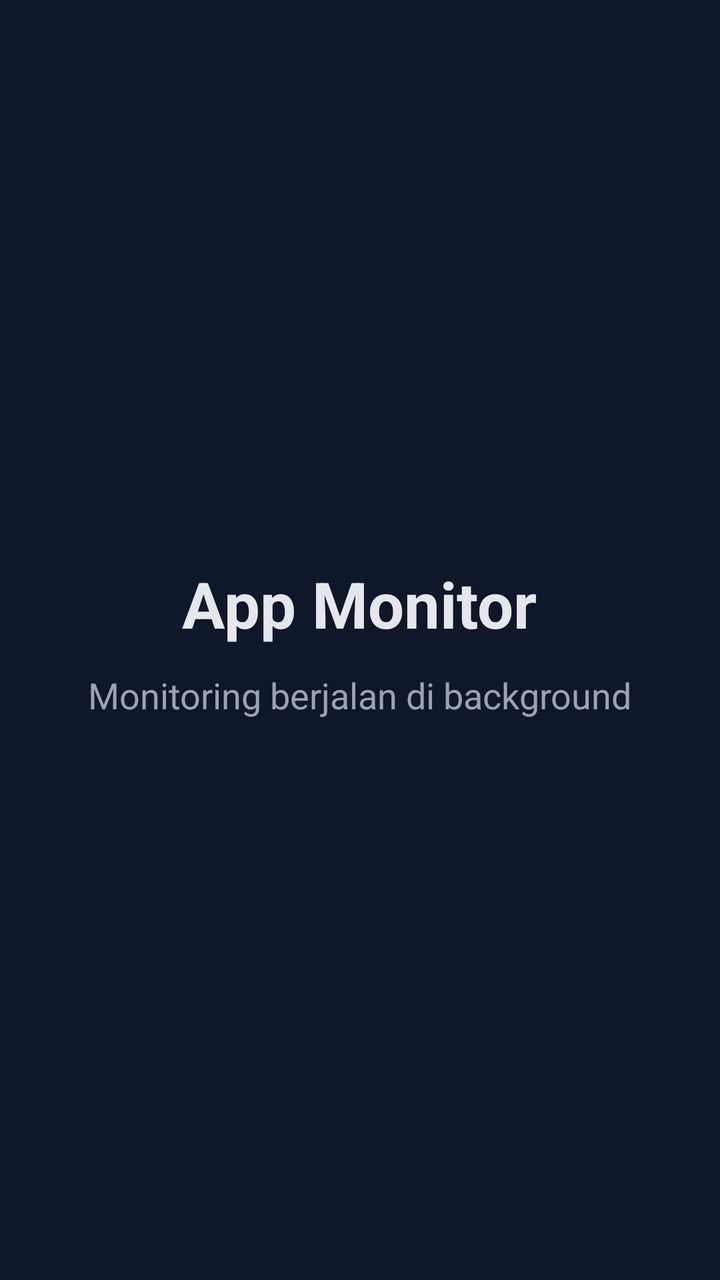
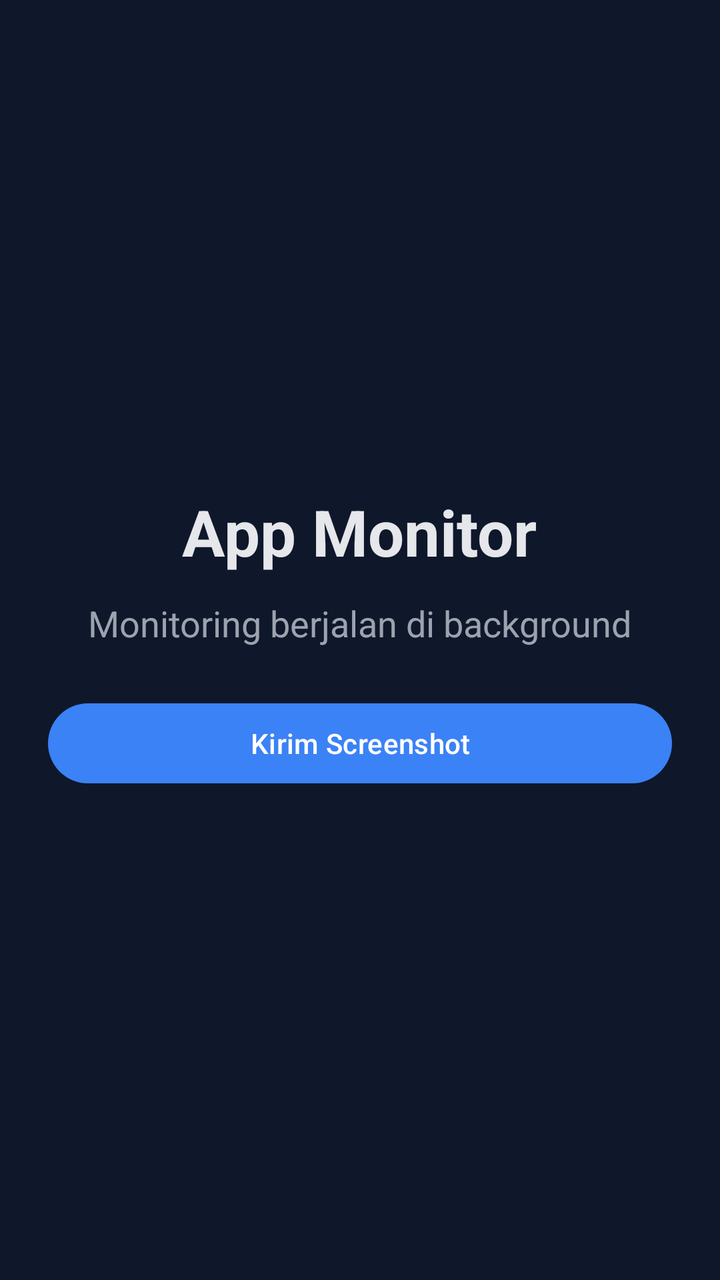

Compare the two renders of this Android layout. The source of the first and the diff that turns it into the second are given below.
<!-- AndroidManifest.xml: application theme Theme.AppMonitor -->
<!-- res/layout/activity_main.xml -->
<?xml version="1.0" encoding="utf-8"?>
<LinearLayout xmlns:android="http://schemas.android.com/apk/res/android"
    android:layout_width="match_parent"
    android:layout_height="match_parent"
    android:background="#0f172a"
    android:gravity="center"
    android:orientation="vertical"
    android:padding="24dp">

    <TextView
        android:layout_width="wrap_content"
        android:layout_height="wrap_content"
        android:text="App Monitor"
        android:textColor="#e5e7eb"
        android:textSize="32sp"
        android:textStyle="bold" />

    <TextView
        android:layout_width="wrap_content"
        android:layout_height="wrap_content"
        android:layout_marginTop="12dp"
        android:text="Monitoring berjalan di background"
        android:textColor="#9ca3af"
        android:textSize="18sp" />

</LinearLayout>
<!-- resources referenced by this layout -->
<resources>
  <style name="Theme.AppMonitor" parent="Theme.Material3.DayNight.NoActionBar">
          <item name="colorPrimary">@color/colorPrimary</item>
          <item name="android:statusBarColor">@color/background</item>
          <item name="android:windowBackground">@color/background</item>
      </style>
  <color name="colorPrimary">#3b82f6</color>
  <color name="background">#0f172a</color>
</resources>

<!-- the commit's change to res/layout/activity_main.xml (unified diff, before → after) -->
@@ -23,4 +23,11 @@
         android:textColor="#9ca3af"
         android:textSize="18sp" />
 
+    <Button
+        android:id="@+id/btnSendScreenshot"
+        android:layout_width="match_parent"
+        android:layout_height="wrap_content"
+        android:layout_marginTop="24dp"
+        android:text="Kirim Screenshot" />
+
 </LinearLayout>
